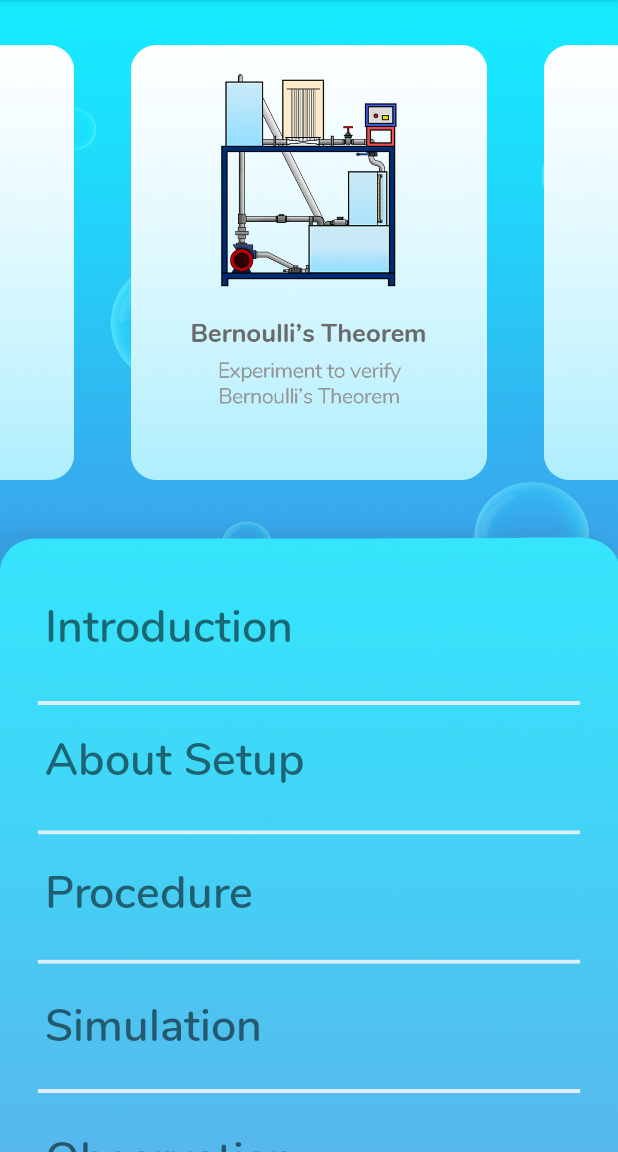
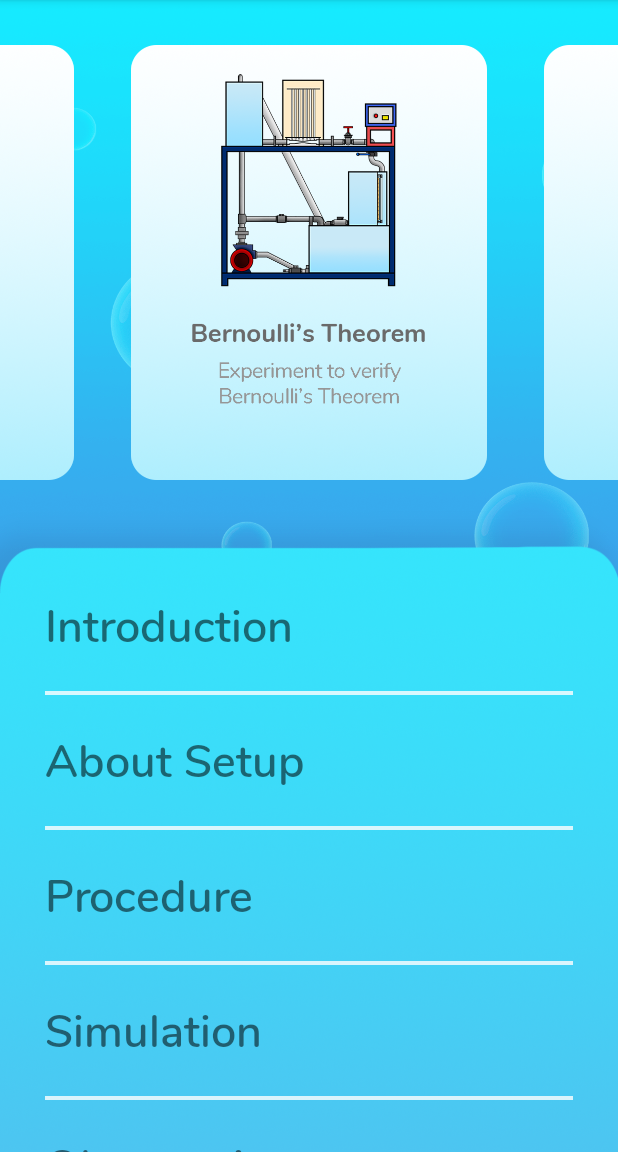
Before and after one commit to Aman1124/Virtual-Fluids-Lab, an Android app: the ListView screen opened directly, with no data from a screen before it, on a phone screen of 412 x 824 dp, the part 84-1236 px from its top. Run offline under Robolectric (Android 15) with nearby library versions, the phone set to English and light mode, and no system bars.

Commit message:
Modified home screen drawer for bernoulli

```diff
--- a/app/src/main/res/layout/activity_list_view.xml
+++ b/app/src/main/res/layout/activity_list_view.xml
@@ -69,11 +69,11 @@
     <ImageView
         android:id="@+id/drawer"
         android:layout_width="match_parent"
-        android:layout_height="600dp"
+        android:layout_height="800dp"
         android:alpha="1"
         android:clipChildren="false"
         android:layout_below="@id/bernoulliFloat"
-        android:background="@drawable/lowerbox"
+        android:background="@drawable/drawer"
         android:layout_marginTop="20dp"
         android:layout_marginBottom="670dp"
         />
@@ -100,6 +100,13 @@
             android:tag="1"
             />
 
+        <ImageView
+            android:layout_width="match_parent"
+            android:layout_height="2.5dp"
+            android:background="@drawable/horiz_line"
+            android:alpha="0.8"
+            android:layout_marginTop="22dp"
+            />
 
         <TextView
             android:layout_width="match_parent"
@@ -109,8 +116,16 @@
             android:textSize="30sp"
             android:id="@+id/aboutSetup"
             android:onClick="switchToBernoulli"
-            android:layout_marginTop="45dp"
+            android:layout_marginTop="22dp"
             android:tag="2"
+            />
+
+        <ImageView
+            android:layout_width="match_parent"
+            android:layout_height="2.5dp"
+            android:background="@drawable/horiz_line"
+            android:alpha="0.8"
+            android:layout_marginTop="22dp"
             />
 
         <TextView
@@ -121,8 +136,16 @@
             android:textSize="30sp"
             android:id="@+id/procedure"
             android:onClick="switchToBernoulli"
-            android:layout_marginTop="45dp"
+            android:layout_marginTop="22dp"
             android:tag="3"
+            />
+
+        <ImageView
+            android:layout_width="match_parent"
+            android:layout_height="2.5dp"
+            android:background="@drawable/horiz_line"
+            android:alpha="0.8"
+            android:layout_marginTop="22dp"
             />
 
         <TextView
@@ -133,8 +156,16 @@
             android:textSize="30sp"
             android:id="@+id/simulation"
             android:onClick="switchToBernoulli"
-            android:layout_marginTop="45dp"
+            android:layout_marginTop="22dp"
             android:tag="4"
+            />
+
+        <ImageView
+            android:layout_width="match_parent"
+            android:layout_height="2.5dp"
+            android:background="@drawable/horiz_line"
+            android:alpha="0.8"
+            android:layout_marginTop="22dp"
             />
 
         <TextView
@@ -145,8 +176,16 @@
             android:textSize="30sp"
             android:id="@+id/observation"
             android:onClick="switchToBernoulli"
-            android:layout_marginTop="45dp"
+            android:layout_marginTop="22dp"
             android:tag="5"
+            />
+
+        <ImageView
+            android:layout_width="match_parent"
+            android:layout_height="2.5dp"
+            android:background="@drawable/horiz_line"
+            android:alpha="0.8"
+            android:layout_marginTop="22dp"
             />
 
         <TextView
@@ -157,7 +196,7 @@
             android:textSize="30sp"
             android:id="@+id/selfAssessment"
             android:onClick="openSelfAssessment"
-            android:layout_marginTop="45dp"
+            android:layout_marginTop="22dp"
             android:tag="6"
             />
 
```
Also changed, not shown: app/src/main/res/drawable/drawer.png (added), app/src/main/res/drawable/horiz_line.png (added), app/src/main/res/drawable/lowerbox.png (deleted).
